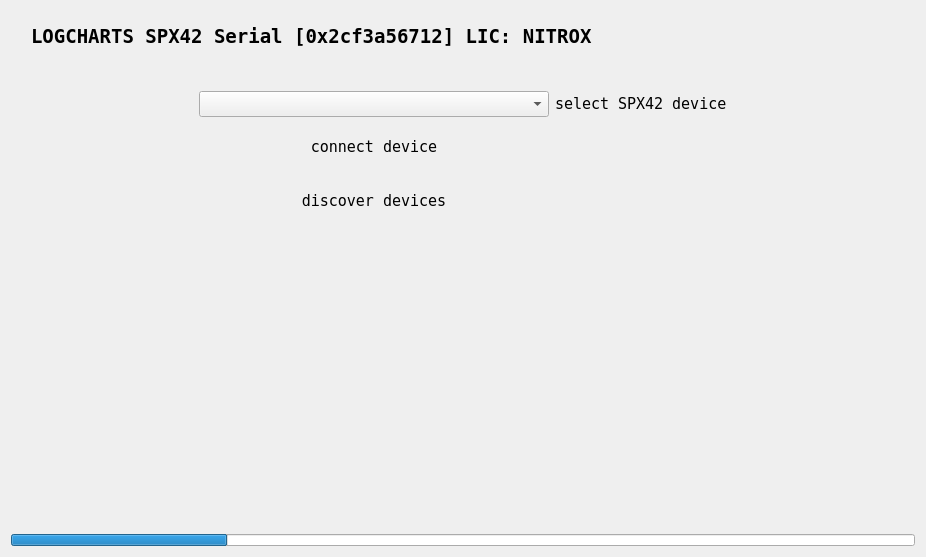
This is src/ui/ConnectFragment.ui in dmarc0001/spx42Control as Qt 5 draws it before an edit. The edited form follows.
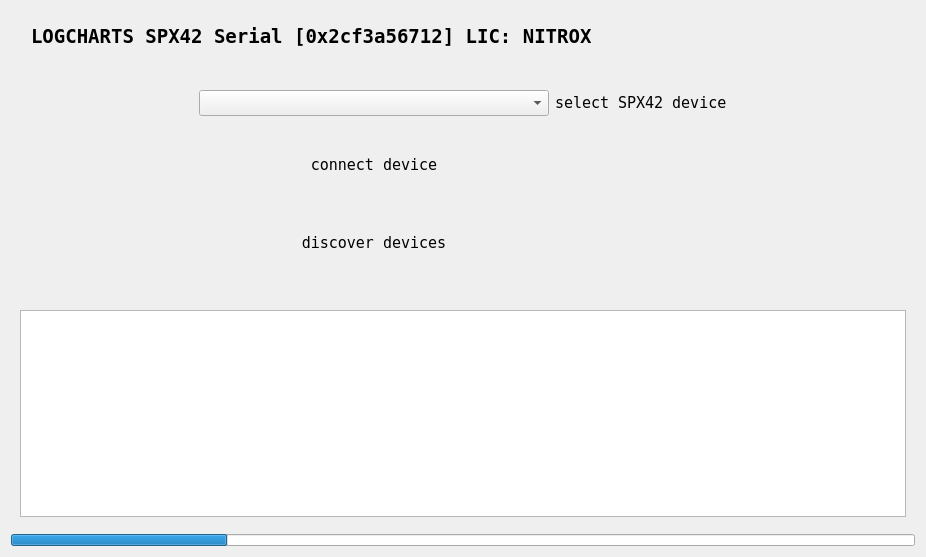
This is the edited form. Icons and pictures are not drawn.

Commit message: alias editor Frame (gerüst, noch keine Funktion) implementiert

```diff
--- a/src/ui/ConnectFragment.ui
+++ b/src/ui/ConnectFragment.ui
@@ -119,24 +119,36 @@
    </item>
    <item>
     <widget class="QWidget" name="bodyWidget" native="true">
+     <property name="sizePolicy">
+      <sizepolicy hsizetype="Preferred" vsizetype="Minimum">
+       <horstretch>0</horstretch>
+       <verstretch>0</verstretch>
+      </sizepolicy>
+     </property>
+     <property name="maximumSize">
+      <size>
+       <width>16777215</width>
+       <height>250</height>
+      </size>
+     </property>
      <layout class="QGridLayout" name="gridLayout">
+      <property name="sizeConstraint">
+       <enum>QLayout::SetMinimumSize</enum>
+      </property>
+      <item row="1" column="0">
+       <spacer name="horizontalSpacer">
+        <property name="orientation">
+         <enum>Qt::Horizontal</enum>
+        </property>
+        <property name="sizeHint" stdset="0">
+         <size>
+          <width>40</width>
+          <height>20</height>
+         </size>
+        </property>
+       </spacer>
+      </item>
       <item row="0" column="1">
-       <spacer name="verticalSpacer">
-        <property name="orientation">
-         <enum>Qt::Vertical</enum>
-        </property>
-        <property name="sizeType">
-         <enum>QSizePolicy::Minimum</enum>
-        </property>
-        <property name="sizeHint" stdset="0">
-         <size>
-          <width>20</width>
-          <height>15</height>
-         </size>
-        </property>
-       </spacer>
-      </item>
-      <item row="1" column="1">
        <widget class="QComboBox" name="deviceComboBox">
         <property name="minimumSize">
          <size>
@@ -155,7 +167,7 @@
         </property>
        </widget>
       </item>
-      <item row="1" column="2">
+      <item row="0" column="2">
        <widget class="QLabel" name="deviceLabel">
         <property name="minimumSize">
          <size>
@@ -180,20 +192,7 @@
         </property>
        </widget>
       </item>
-      <item row="2" column="0">
-       <spacer name="horizontalSpacer">
-        <property name="orientation">
-         <enum>Qt::Horizontal</enum>
-        </property>
-        <property name="sizeHint" stdset="0">
-         <size>
-          <width>40</width>
-          <height>20</height>
-         </size>
-        </property>
-       </spacer>
-      </item>
-      <item row="2" column="1">
+      <item row="1" column="1">
        <widget class="QPushButton" name="connectButton">
         <property name="minimumSize">
          <size>
@@ -232,7 +231,7 @@
         </property>
        </widget>
       </item>
-      <item row="2" column="2">
+      <item row="1" column="2">
        <widget class="QPushButton" name="propertyPushButton">
         <property name="minimumSize">
          <size>
@@ -273,20 +272,7 @@
         </property>
        </widget>
       </item>
-      <item row="2" column="3">
-       <spacer name="horizontalSpacer_2">
-        <property name="orientation">
-         <enum>Qt::Horizontal</enum>
-        </property>
-        <property name="sizeHint" stdset="0">
-         <size>
-          <width>40</width>
-          <height>20</height>
-         </size>
-        </property>
-       </spacer>
-      </item>
-      <item row="3" column="1">
+      <item row="2" column="1">
        <widget class="QPushButton" name="discoverPushButton">
         <property name="minimumSize">
          <size>
@@ -322,15 +308,68 @@
         </property>
        </widget>
       </item>
-      <item row="4" column="1">
+      <item row="1" column="3">
+       <spacer name="horizontalSpacer_2">
+        <property name="orientation">
+         <enum>Qt::Horizontal</enum>
+        </property>
+        <property name="sizeHint" stdset="0">
+         <size>
+          <width>40</width>
+          <height>20</height>
+         </size>
+        </property>
+       </spacer>
+      </item>
+     </layout>
+    </widget>
+   </item>
+   <item>
+    <widget class="QWidget" name="editorWidget" native="true">
+     <property name="sizePolicy">
+      <sizepolicy hsizetype="Preferred" vsizetype="Maximum">
+       <horstretch>0</horstretch>
+       <verstretch>0</verstretch>
+      </sizepolicy>
+     </property>
+     <layout class="QVBoxLayout" name="verticalLayout_2">
+      <property name="sizeConstraint">
+       <enum>QLayout::SetMaximumSize</enum>
+      </property>
+      <item>
+       <widget class="QTableView" name="editAliasesTableView">
+        <property name="sizePolicy">
+         <sizepolicy hsizetype="Expanding" vsizetype="Expanding">
+          <horstretch>0</horstretch>
+          <verstretch>0</verstretch>
+         </sizepolicy>
+        </property>
+        <property name="minimumSize">
+         <size>
+          <width>0</width>
+          <height>80</height>
+         </size>
+        </property>
+        <property name="statusTip">
+         <string>edit device aliases</string>
+        </property>
+        <property name="gridStyle">
+         <enum>Qt::DotLine</enum>
+        </property>
+       </widget>
+      </item>
+      <item>
        <spacer name="verticalSpacer_2">
         <property name="orientation">
          <enum>Qt::Vertical</enum>
         </property>
+        <property name="sizeType">
+         <enum>QSizePolicy::Minimum</enum>
+        </property>
         <property name="sizeHint" stdset="0">
          <size>
-          <width>20</width>
-          <height>40</height>
+          <width>2</width>
+          <height>2</height>
          </size>
         </property>
        </spacer>
```
Left out of the diff: 3 changed lines with no effect on the pictures. The commit also changes 3 other files.
